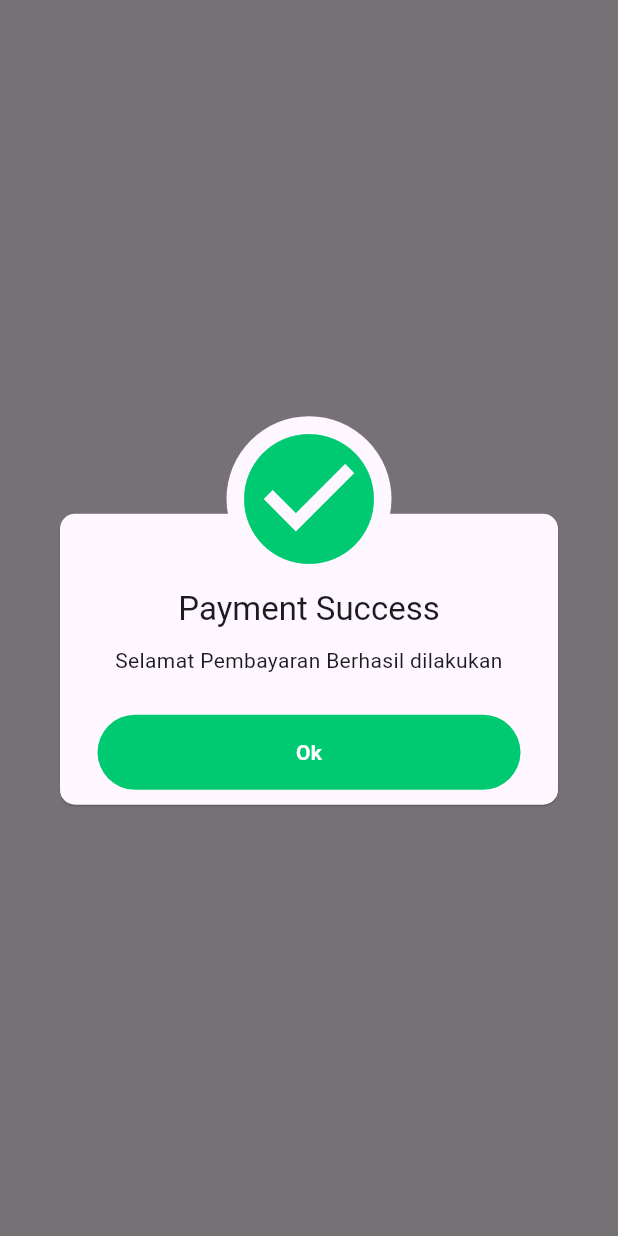
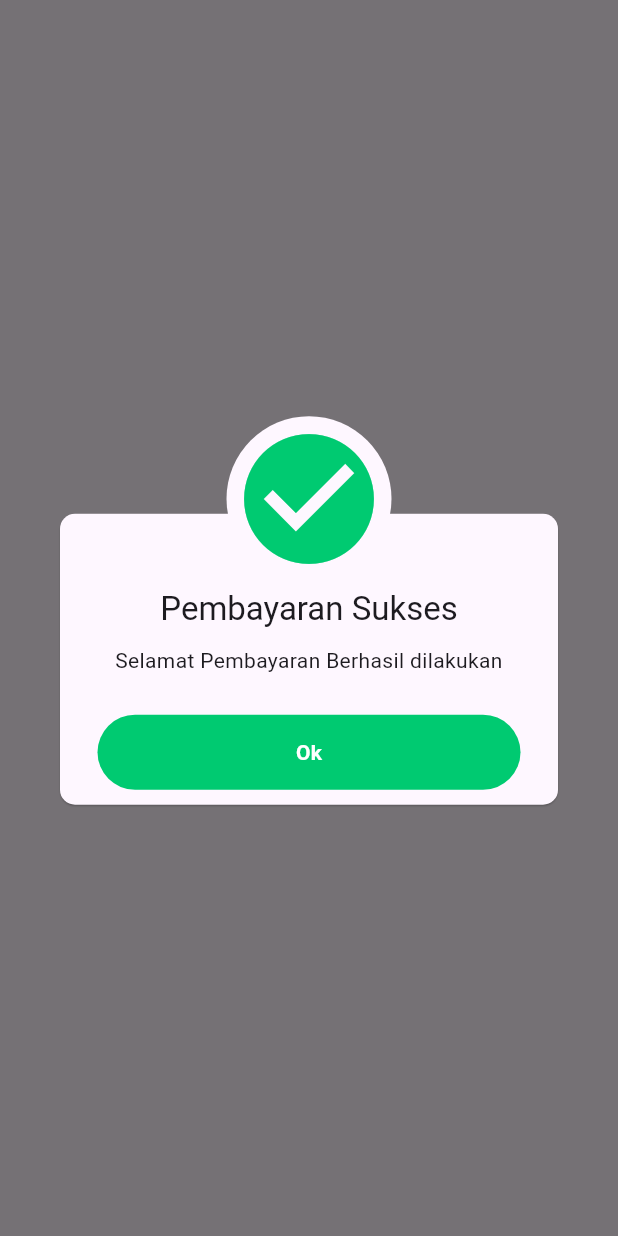
Before and after one commit to bahrie127/flutter_fic_ecommerce_tv, a Flutter app: the PaymentSuccessPage screen opened directly, on a phone screen of 412 x 824 dp. Run offline on Flutter 3.47's test engine with Material 2 defaults, Android fonts, the phone set to English and light mode, and no system bars; our stand-ins replace awesome_dialog, badges, bloc, carousel_slider, dartz, flutter_bloc and 3 more; accounts and stored records are empty; network calls fail.

Commit message:
change title

```diff
--- a/lib/presentation/payment/payment_success_page.dart
+++ b/lib/presentation/payment/payment_success_page.dart
@@ -18,14 +18,13 @@ class _PaymentSuccessPageState extends State<PaymentSuccessPage> {
         context: context,
         dialogType: DialogType.success,
         animType: AnimType.rightSlide,
-        title: 'Payment Success',
+        title: 'Pembayaran Sukses',
         desc: 'Selamat Pembayaran Berhasil dilakukan',
         btnOkOnPress: () {
           Navigator.push(context, MaterialPageRoute(builder: (context) {
             return const HomePage();
           }));
         },
-
       ).show();
     });
   }
```
